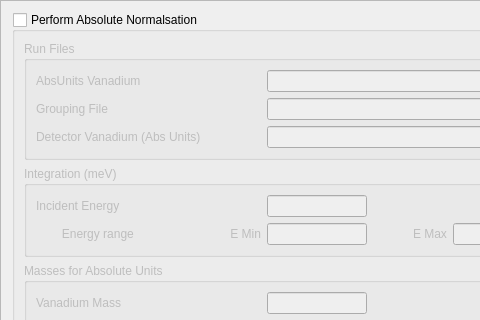
Above: Code/Mantid/scripts/Interface/ui/inelastic/dgs_absolute_units.ui from mantidproject/mantid before the change; both pictures show x 0 to 480 and y 0 to 320 of the 1011 by 704 pixel window. Below: the same form after it.
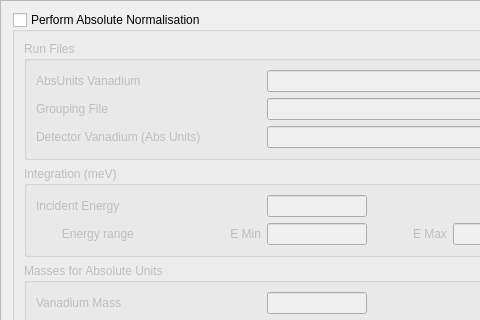
That is the form after the change.

Commit message: Re #5896. Spelling correction.

The edit to the form file:
```diff
--- a/Code/Mantid/scripts/Interface/ui/inelastic/dgs_absolute_units.ui
+++ b/Code/Mantid/scripts/Interface/ui/inelastic/dgs_absolute_units.ui
@@ -23,7 +23,7 @@
    <item>
     <widget class="QGroupBox" name="absunits_gb">
      <property name="title">
-      <string>Perform Absolute Normalsation</string>
+      <string>Perform Absolute Normalisation</string>
      </property>
      <property name="checkable">
       <bool>true</bool>
```
The commit also changes 1 other file.
